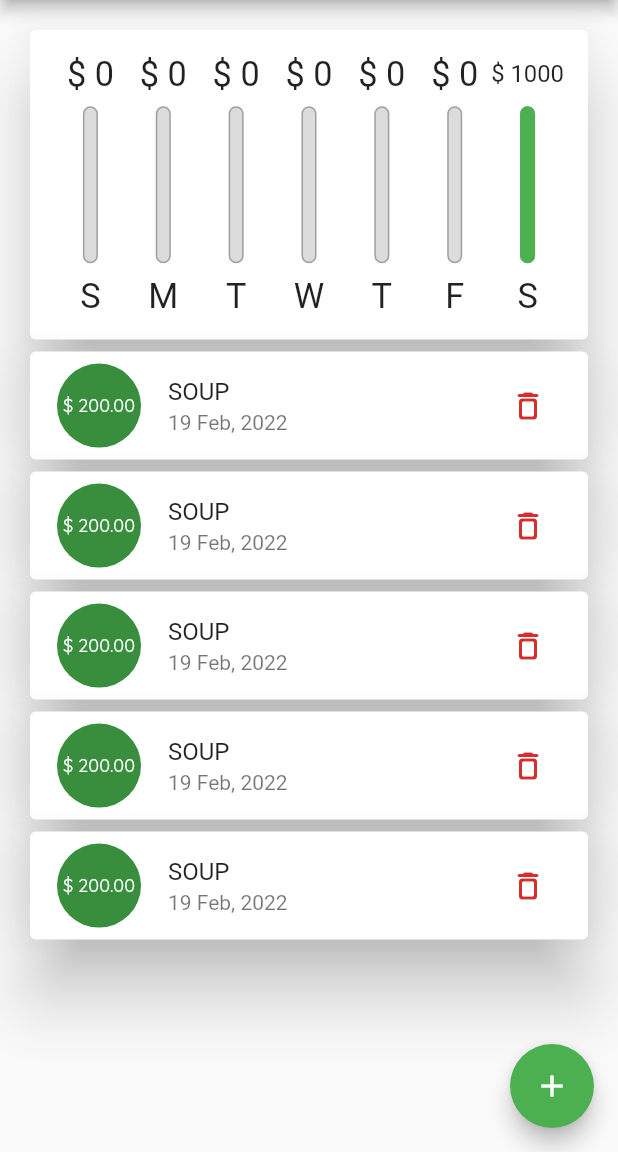
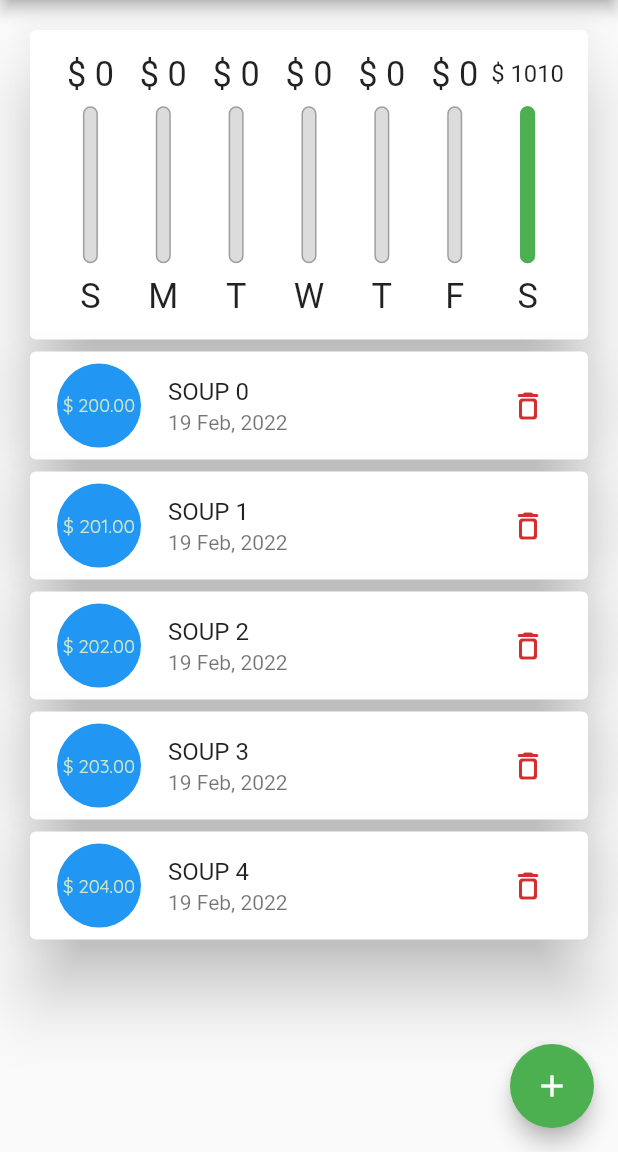
Before and after one commit to ranjeetrocky/fluttermax_expence_tracker, a Flutter app: the screen it shows after launch, on a phone screen of 412 x 824 dp, the part 84-1236 px from its top. Run offline on Flutter 3.47's test engine with Material 2 defaults, Android fonts, the phone set to English and light mode, and no system bars.

Commit message:
randomized circle avatar bg color

```diff
--- a/lib/main.dart
+++ b/lib/main.dart
@@ -82,8 +82,8 @@ class _MyHomePageState extends State<MyHomePage> with WidgetsBindingObserver {
     (index) {
       return Transaction(
         id: index.toString(),
-        title: "Soup",
-        amount: 200,
+        title: "Soup $index",
+        amount: 200 + index.toDouble(),
         date: DateTime.now(),
       );
     },
--- a/lib/widgets/transaction_list_item.dart
+++ b/lib/widgets/transaction_list_item.dart
@@ -1,8 +1,10 @@
+import 'dart:math';
+
 import 'package:flutter/material.dart';
 import 'package:intl/intl.dart';
 import '../models/transaction.dart';
 
-class TransactionListItem extends StatelessWidget {
+class TransactionListItem extends StatefulWidget {
   const TransactionListItem({
     Key? key,
     required Transaction transaction,
@@ -16,30 +18,50 @@ class TransactionListItem extends StatelessWidget {
   final Function deleteTransactionFunction;
 
   @override
+  State<TransactionListItem> createState() => _TransactionListItemState();
+}
+
+class _TransactionListItemState extends State<TransactionListItem> {
+  Color? _bgColor;
+  @override
+  void initState() {
+    super.initState();
+    const availableColors = [
+      Colors.blue,
+      Colors.purple,
+      Colors.orange,
+      Colors.pink,
+      Colors.black,
+    ];
+    _bgColor = availableColors[Random().nextInt(5)];
+  }
+
+  @override
   Widget build(BuildContext context) {
     return Padding(
       padding: const EdgeInsets.symmetric(horizontal: 16),
       child: Card(
         child: ListTile(
-          title: Text(_transaction.title?.toUpperCase() as String),
-          subtitle: Text(
-              DateFormat('dd MMM, yyyy').format(_transaction.date as DateTime)),
+          title: Text(widget._transaction.title?.toUpperCase() as String),
+          subtitle: Text(DateFormat('dd MMM, yyyy')
+              .format(widget._transaction.date as DateTime)),
           leading: CircleAvatar(
+            backgroundColor: _bgColor,
             radius: 30,
             child: Padding(
               padding: const EdgeInsets.all(6),
               child: FittedBox(
                 child: Text(
-                  '\$ ${_transaction.amount?.toStringAsFixed(2)}',
+                  '\$ ${widget._transaction.amount?.toStringAsFixed(2)}',
                   // '₹ ${_transactionList.amount?.toStringAsFixed(2)}',
                   // style: Theme.of(context).textTheme.headline6,
                 ),
               ),
             ),
           ),
-          trailing: mq.size.width > 440
+          trailing: widget.mq.size.width > 440
               ? TextButton.icon(
-                  onPressed: () => deleteTransactionFunction(),
+                  onPressed: () => widget.deleteTransactionFunction(),
                   style: ButtonStyle(
                       overlayColor: MaterialStateProperty.all(
                           Theme.of(context).errorColor.withAlpha(100)),
@@ -48,7 +70,7 @@ class TransactionListItem extends StatelessWidget {
                   icon: const Icon(Icons.delete_outline_rounded),
                   label: const Text("Delete"))
               : IconButton(
-                  onPressed: () => deleteTransactionFunction(),
+                  onPressed: () => widget.deleteTransactionFunction(),
                   icon: const Icon(Icons.delete_outline_rounded),
                   color: Theme.of(context).errorColor,
                 ),
```
